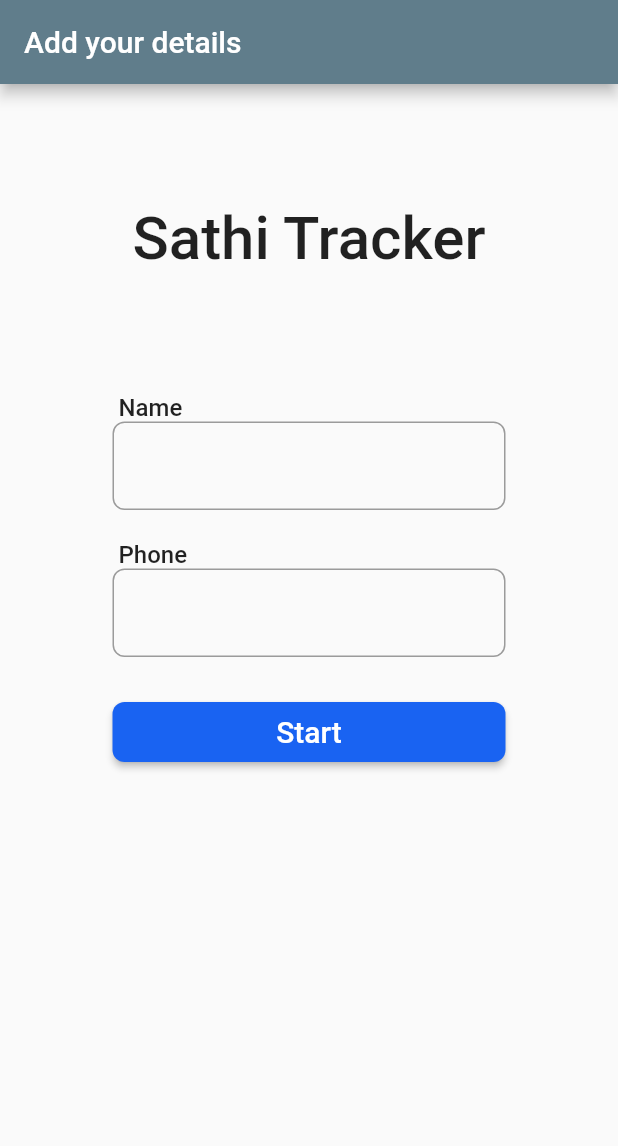
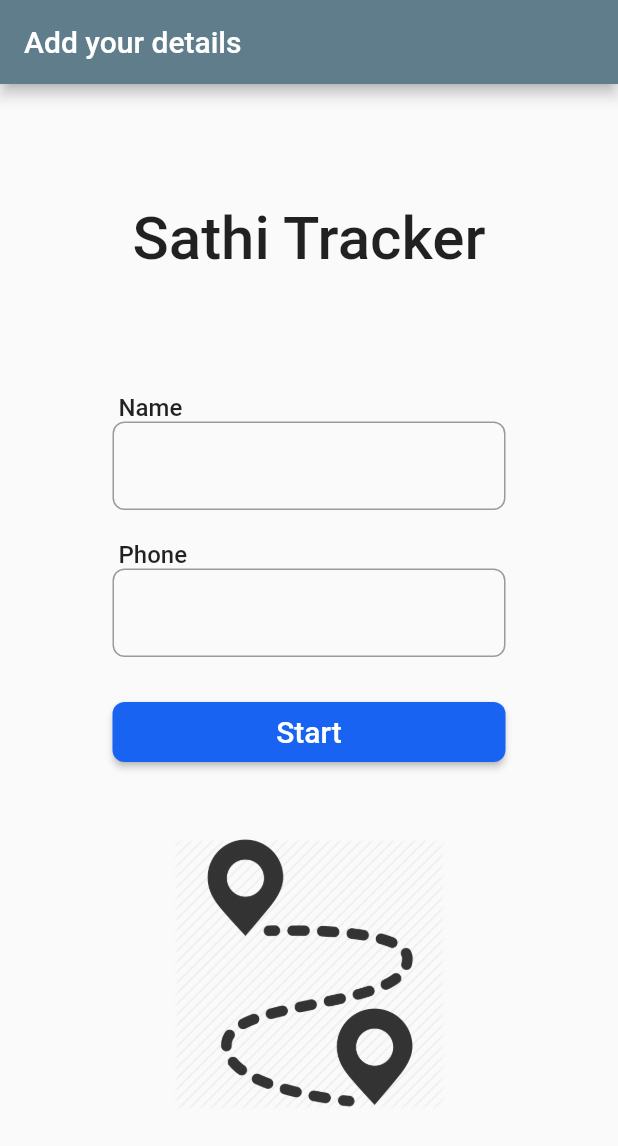
Before and after one commit to YashTayal04/sathi-tracker, a Flutter app: the screen it shows after launch, on a phone screen of 412 x 824 dp. Shown: the top 1146 px of the screen. Run offline on Flutter 3.47's test engine with Material 2 defaults, Android fonts, the phone set to English and light mode, and no system bars.

Commit message:
image assets
added responsive image in first screen using image assets.

```diff
--- a/lib/firstscreen.dart
+++ b/lib/firstscreen.dart
@@ -1,14 +1,11 @@
-import 'package:flutter/cupertino.dart';
 import 'package:flutter/material.dart';
+import "image_banner.dart";
 import "secondscreen.dart";
 
 class MainScreen extends StatelessWidget {
   @override
   Widget build(BuildContext context) {
     return Scaffold(
-        // title: 'Welcome to Flutter',
-        // home: Scaffold(
-
         appBar: AppBar(
           title: Text("Add your details "),
         ),
@@ -24,7 +21,7 @@ class MainScreen extends StatelessWidget {
                 ))),
 
             Container(
-              height: 0.40 * MediaQuery.of(context).size.height,
+              height: 0.36 * MediaQuery.of(context).size.height,
               width: MediaQuery.of(context).size.width,
               child: Padding(
                 padding: EdgeInsets.fromLTRB(75.0, 0.0, 75.0, 0.0),
@@ -93,13 +90,8 @@ class MainScreen extends StatelessWidget {
                 ),
               ),
             ),
+            ImageBanner("assets/images/way.jpg"),
 
-            // Container(
-            //     color: Colors.red,
-            //     child:Text(
-            //         "Hello"
-            //     )
-            // )
           ],
         ));
   }
--- /dev/null
+++ b/lib/image_banner.dart
@@ -0,0 +1,22 @@
+import 'package:flutter/material.dart';
+
+
+class ImageBanner extends StatelessWidget {
+  final String _assetPath;
+
+  ImageBanner(this._assetPath);
+
+  @override
+
+  Widget build(BuildContext context) {
+    return Container(
+      constraints: BoxConstraints.expand(
+        height: 0.22* MediaQuery.of(context).size.height,
+        width: 0.22 * MediaQuery.of(context).size.width,
+      ),
+      child:Image.asset(
+        _assetPath,
+      )
+    );
+  }
+}
--- a/pubspec.yaml
+++ b/pubspec.yaml
@@ -45,9 +45,8 @@ flutter:
   uses-material-design: true
 
   # To add assets to your application, add an assets section, like this:
-  # assets:
-  #   - images/a_dot_burr.jpeg
-  #   - images/a_dot_ham.jpeg
+  assets:
+    - assets/images/
 
   # An image asset can refer to one or more resolution-specific "variants", see
   # https://flutter.dev/assets-and-images/#resolution-aware.
```
Also changed, not shown: assets/images/way.jpg (added), way.jpg (added).
